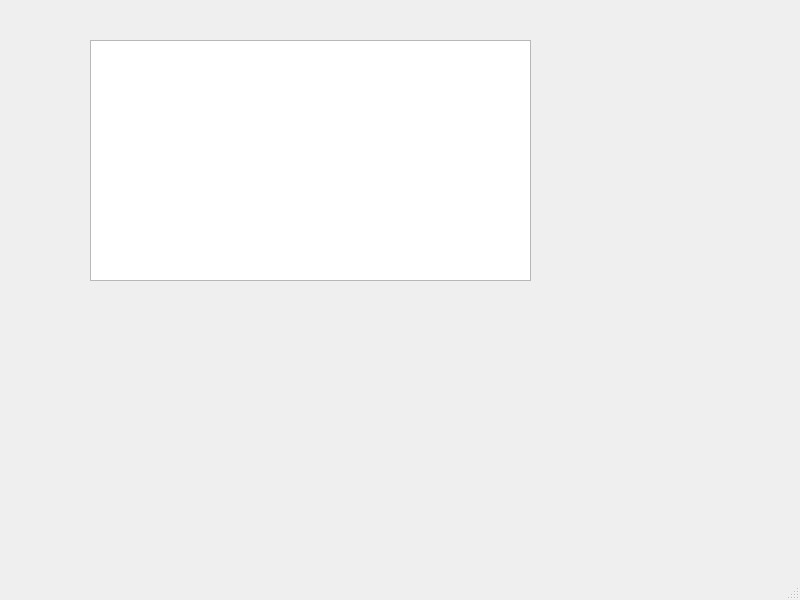
The window that TutorialIntegration/networkmain.ui (RoysGit227/Software2Project) describes before a commit, drawn with Qt 5.
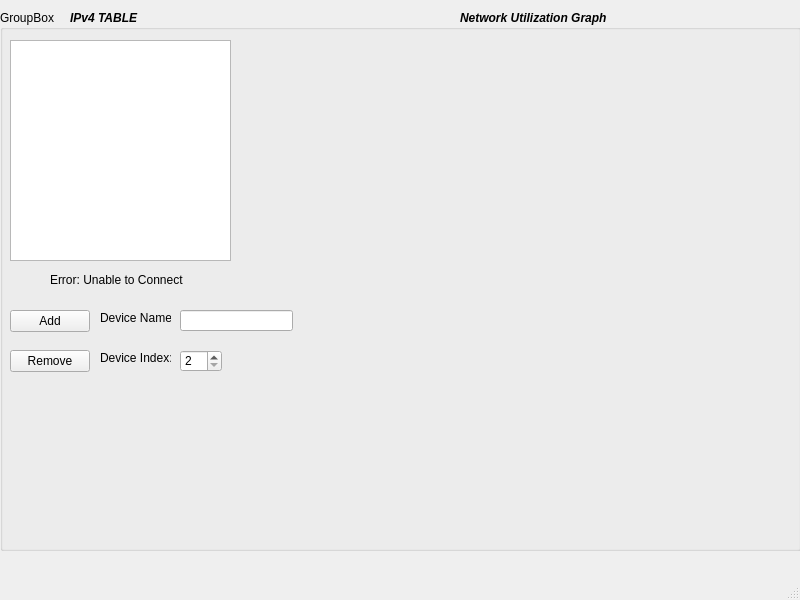
The same window after the commit. Custom widgets are drawn as their Qt base class.

Diff of the .ui file:
```diff
--- a/TutorialIntegration/networkmain.ui
+++ b/TutorialIntegration/networkmain.ui
@@ -13,16 +13,171 @@
   <property name="windowTitle">
    <string>MainWindow</string>
   </property>
+  <property name="autoFillBackground">
+   <bool>false</bool>
+  </property>
   <widget class="QWidget" name="centralwidget">
-   <widget class="QTableWidget" name="tableWidget">
+   <widget class="QGroupBox" name="groupBox">
     <property name="geometry">
      <rect>
-      <x>90</x>
-      <y>40</y>
-      <width>441</width>
-      <height>241</height>
+      <x>0</x>
+      <y>10</y>
+      <width>801</width>
+      <height>541</height>
      </rect>
     </property>
+    <property name="title">
+     <string>GroupBox</string>
+    </property>
+    <widget class="QCustomPlot" name="plot" native="true">
+     <property name="geometry">
+      <rect>
+       <x>290</x>
+       <y>30</y>
+       <width>491</width>
+       <height>221</height>
+      </rect>
+     </property>
+    </widget>
+    <widget class="QPushButton" name="addDevButton">
+     <property name="geometry">
+      <rect>
+       <x>10</x>
+       <y>300</y>
+       <width>80</width>
+       <height>22</height>
+      </rect>
+     </property>
+     <property name="text">
+      <string>Add</string>
+     </property>
+    </widget>
+    <widget class="QPushButton" name="removeDevButton">
+     <property name="geometry">
+      <rect>
+       <x>10</x>
+       <y>340</y>
+       <width>80</width>
+       <height>22</height>
+      </rect>
+     </property>
+     <property name="text">
+      <string>Remove</string>
+     </property>
+    </widget>
+    <widget class="QLabel" name="label_2">
+     <property name="geometry">
+      <rect>
+       <x>100</x>
+       <y>340</y>
+       <width>71</width>
+       <height>16</height>
+      </rect>
+     </property>
+     <property name="text">
+      <string>Device Index:</string>
+     </property>
+    </widget>
+    <widget class="QLabel" name="errorLabel">
+     <property name="geometry">
+      <rect>
+       <x>50</x>
+       <y>260</y>
+       <width>171</width>
+       <height>20</height>
+      </rect>
+     </property>
+     <property name="text">
+      <string>Error: Unable to Connect</string>
+     </property>
+    </widget>
+    <widget class="QLabel" name="label_3">
+     <property name="geometry">
+      <rect>
+       <x>70</x>
+       <y>0</y>
+       <width>91</width>
+       <height>16</height>
+      </rect>
+     </property>
+     <property name="text">
+      <string>&lt;html&gt;&lt;head/&gt;&lt;body&gt;&lt;p&gt;&lt;span style=&quot; font-weight:800; font-style:italic;&quot;&gt;IPv4 TABLE&lt;/span&gt;&lt;/p&gt;&lt;/body&gt;&lt;/html&gt;</string>
+     </property>
+     <property name="textFormat">
+      <enum>Qt::AutoText</enum>
+     </property>
+    </widget>
+    <widget class="QLabel" name="label">
+     <property name="geometry">
+      <rect>
+       <x>100</x>
+       <y>300</y>
+       <width>71</width>
+       <height>16</height>
+      </rect>
+     </property>
+     <property name="text">
+      <string>Device Name: </string>
+     </property>
+    </widget>
+    <widget class="QLabel" name="label_4">
+     <property name="geometry">
+      <rect>
+       <x>460</x>
+       <y>0</y>
+       <width>181</width>
+       <height>16</height>
+      </rect>
+     </property>
+     <property name="text">
+      <string>&lt;html&gt;&lt;head/&gt;&lt;body&gt;&lt;p&gt;&lt;span style=&quot; font-weight:792; font-style:italic;&quot;&gt;Network Utilization Graph&lt;/span&gt;&lt;/p&gt;&lt;/body&gt;&lt;/html&gt;</string>
+     </property>
+     <property name="textFormat">
+      <enum>Qt::AutoText</enum>
+     </property>
+    </widget>
+    <widget class="QSpinBox" name="dev_spinBox">
+     <property name="geometry">
+      <rect>
+       <x>180</x>
+       <y>340</y>
+       <width>42</width>
+       <height>22</height>
+      </rect>
+     </property>
+     <property name="minimum">
+      <number>2</number>
+     </property>
+     <property name="maximum">
+      <number>24</number>
+     </property>
+    </widget>
+    <widget class="QLineEdit" name="devNameLine">
+     <property name="geometry">
+      <rect>
+       <x>180</x>
+       <y>300</y>
+       <width>113</width>
+       <height>21</height>
+      </rect>
+     </property>
+    </widget>
+    <widget class="QTableWidget" name="tableWidget">
+     <property name="geometry">
+      <rect>
+       <x>10</x>
+       <y>30</y>
+       <width>221</width>
+       <height>221</height>
+      </rect>
+     </property>
+     <property name="frameShape">
+      <enum>QFrame::StyledPanel</enum>
+     </property>
+     <property name="frameShadow">
+      <enum>QFrame::Plain</enum>
+     </property>
+    </widget>
    </widget>
   </widget>
   <widget class="QMenuBar" name="menubar">
@@ -37,6 +192,14 @@
   </widget>
   <widget class="QStatusBar" name="statusbar"/>
  </widget>
+ <customwidgets>
+  <customwidget>
+   <class>QCustomPlot</class>
+   <extends>QWidget</extends>
+   <header location="global">qcustomplot.h</header>
+   <container>1</container>
+  </customwidget>
+ </customwidgets>
  <resources/>
  <connections/>
 </ui>
```
Left out of the diff: 2 changed lines with no effect on the pictures.
